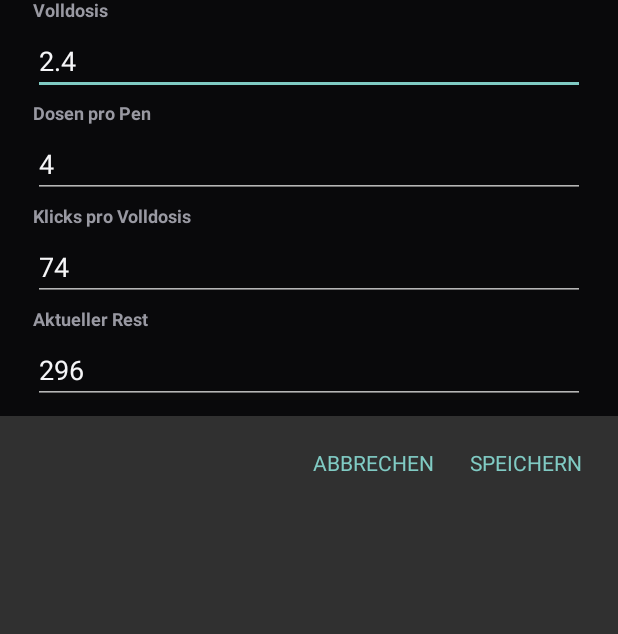
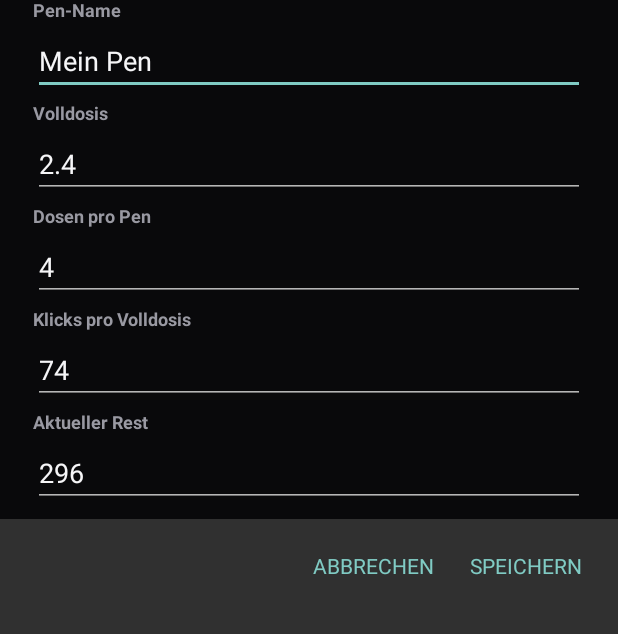
Before and after one commit to fantacola/ClickDose, an Android app: the screen it shows after launch (MainActivity), after a tap on an icon or button, on a phone screen of 412 x 824 dp, the part 94-728 px from its top. Run offline under Robolectric (Android 15) with nearby library versions, the phone set to English and light mode, and no system bars.

Commit message:
Pen-Name Feld: "Wegovy 2.4" durch editierbaren Namen ersetzt
Nutzer kann im Profil einen eigenen Pen-Namen eingeben (z.B. "Mein Pen").
Wird im Homescreen als Untertitel angezeigt. Kein Markenbezug mehr in der App.

```diff
--- a/app/src/main/java/com/example/wegovycounter/MainActivity.java
+++ b/app/src/main/java/com/example/wegovycounter/MainActivity.java
@@ -45,6 +45,7 @@ public class MainActivity extends Activity {
     private int targetClicks = 37;
     private boolean targetReachedBuzzed = false;
     private String language = "de";
+    private String penName = "";
     private String injectionHistory = "";
 
     private final int bg = Color.rgb(9,9,11);
@@ -93,7 +94,7 @@ public class MainActivity extends Activity {
         titleBox.setOrientation(LinearLayout.VERTICAL);
         TextView title = text("ClickDose", 29, ink, true);
         title.setIncludeFontPadding(false);
-        TextView sub = text("Wegovy 2.4", 14, muted, false);
+        TextView sub = text(penName.isEmpty() ? tr("my_pen") : penName, 14, muted, false);
         titleBox.addView(title);
         titleBox.addView(sub);
         top.addView(titleBox, new LinearLayout.LayoutParams(0, -2, 1));
@@ -273,13 +274,14 @@ public class MainActivity extends Activity {
 
     private void showProfileDialog() {
         LinearLayout box = dialogBox(); box.addView(text(tr("profile_title"), 24, ink, true));
+        EditText name = inputText(penName.isEmpty() ? tr("my_pen") : penName, tr("pen_name_hint"));
         EditText strength = input(String.valueOf(strengthMg), tr("full_dose_hint"));
         EditText doses = input(String.valueOf(dosesPerPen), tr("doses_per_pen"));
         EditText full = input(String.valueOf(fullClickDoses), tr("clicks_per_dose"));
         EditText rest = input(String.valueOf(remainingClicks), tr("remaining_hint"));
-        box.addView(labelled(tr("full_dose_label"), strength)); box.addView(labelled(tr("doses_per_pen"), doses)); box.addView(labelled(tr("clicks_per_dose"), full)); box.addView(labelled(tr("current_rest"), rest));
+        box.addView(labelled(tr("pen_name_label"), name)); box.addView(labelled(tr("full_dose_label"), strength)); box.addView(labelled(tr("doses_per_pen"), doses)); box.addView(labelled(tr("clicks_per_dose"), full)); box.addView(labelled(tr("current_rest"), rest));
         new AlertDialog.Builder(this, android.R.style.Theme_Material_NoActionBar).setView(box)
-                .setPositiveButton(tr("save"), (d,w)->{ strengthMg=readDouble(strength,strengthMg); dosesPerPen=Math.max(1,readInt(doses,dosesPerPen)); fullClickDoses=Math.max(1,readInt(full,fullClickDoses)); int max=fullClickDoses*dosesPerPen; remainingClicks=Math.max(0,Math.min(max,readInt(rest,remainingClicks))); recomputeTarget(); savePrefs(); refreshUi(); })
+                .setPositiveButton(tr("save"), (d,w)->{ penName=name.getText().toString().trim(); strengthMg=readDouble(strength,strengthMg); dosesPerPen=Math.max(1,readInt(doses,dosesPerPen)); fullClickDoses=Math.max(1,readInt(full,fullClickDoses)); int max=fullClickDoses*dosesPerPen; remainingClicks=Math.max(0,Math.min(max,readInt(rest,remainingClicks))); recomputeTarget(); savePrefs(); refreshUi(); buildHomeUi(); refreshUi(); })
                 .setNegativeButton(tr("cancel"), null).show();
     }
 
@@ -493,6 +495,7 @@ public class MainActivity extends Activity {
     private LinearLayout dialogBox(){ LinearLayout b=new LinearLayout(this); b.setOrientation(LinearLayout.VERTICAL); b.setPadding(dp(22),dp(18),dp(22),dp(8)); b.setBackgroundColor(bg); return b; }
     private LinearLayout labelled(String label, EditText input){ LinearLayout l=new LinearLayout(this); l.setOrientation(LinearLayout.VERTICAL); TextView tv=text(label,12,muted,true); l.addView(tv); l.addView(input); return l; }
     private EditText input(String value,String hint){ EditText e=new EditText(this); e.setText(value); e.setHint(hint); e.setTextColor(ink); e.setHintTextColor(muted); e.setSingleLine(true); e.setInputType(InputType.TYPE_CLASS_NUMBER|InputType.TYPE_NUMBER_FLAG_DECIMAL); return e; }
+    private EditText inputText(String value,String hint){ EditText e=new EditText(this); e.setText(value); e.setHint(hint); e.setTextColor(ink); e.setHintTextColor(muted); e.setSingleLine(true); e.setInputType(InputType.TYPE_CLASS_TEXT|InputType.TYPE_TEXT_FLAG_CAP_SENTENCES); return e; }
     private int bottomInsetPx(){
         if (Build.VERSION.SDK_INT >= 23) {
             WindowInsets insets = getWindow().getDecorView().getRootWindowInsets();
@@ -571,6 +574,9 @@ public class MainActivity extends Activity {
                 case "measure_now": return "Measure now";
                 case "use_saved": return "Use saved value";
                 case "new_pen_set_toast": return "New pen set: %d clicks";
+                case "pen_name_label": return "Pen name";
+                case "pen_name_hint": return "e.g. My Pen";
+                case "my_pen": return "My Pen";
             }
         } else {
             switch (key) {
@@ -633,6 +639,9 @@ public class MainActivity extends Activity {
                 case "measure_now": return "Jetzt messen";
                 case "use_saved": return "Gespeicherten Wert nutzen";
                 case "new_pen_set_toast": return "Neuer Pen gesetzt: %d Klicks";
+                case "pen_name_label": return "Pen-Name";
+                case "pen_name_hint": return "z.B. Mein Pen";
+                case "my_pen": return "Mein Pen";
             }
         }
         return key;
@@ -640,8 +649,8 @@ public class MainActivity extends Activity {
 
     private double readDouble(EditText e,double f){ try{return Double.parseDouble(e.getText().toString().replace(',','.'));}catch(Exception x){return f;} }
     private int readInt(EditText e,int f){ try{return (int)Math.round(Double.parseDouble(e.getText().toString().replace(',','.')));}catch(Exception x){return f;} }
-    private void loadPrefs(){ SharedPreferences p=getSharedPreferences(PREF,MODE_PRIVATE); strengthMg=Double.longBitsToDouble(p.getLong("strength",Double.doubleToLongBits(2.4))); dosesPerPen=p.getInt("doses",4); fullClickDoses=p.getInt("fullClicks",74); remainingClicks=p.getInt("remaining",fullClickDoses*dosesPerPen); targetMg=Double.longBitsToDouble(p.getLong("target",Double.doubleToLongBits(1.2))); thresholdFactor=Double.longBitsToDouble(p.getLong("factor",Double.doubleToLongBits(0.38))); noiseAvgJump=Double.longBitsToDouble(p.getLong("noise",Double.doubleToLongBits(180.0))); calibratedClickPeak=Double.longBitsToDouble(p.getLong("clickPeak",Double.doubleToLongBits(2600.0))); cooldownMs=p.getInt("cooldown",80); language=p.getString("language","de"); injectionHistory=p.getString("history",""); }
-    private void savePrefs(){ getSharedPreferences(PREF,MODE_PRIVATE).edit().putLong("strength",Double.doubleToLongBits(strengthMg)).putInt("doses",dosesPerPen).putInt("fullClicks",fullClickDoses).putInt("remaining",remainingClicks).putLong("target",Double.doubleToLongBits(targetMg)).putLong("factor",Double.doubleToLongBits(thresholdFactor)).putLong("noise",Double.doubleToLongBits(noiseAvgJump)).putLong("clickPeak",Double.doubleToLongBits(calibratedClickPeak)).putInt("cooldown",cooldownMs).putString("language",language).putString("history",injectionHistory).apply(); }
+    private void loadPrefs(){ SharedPreferences p=getSharedPreferences(PREF,MODE_PRIVATE); strengthMg=Double.longBitsToDouble(p.getLong("strength",Double.doubleToLongBits(2.4))); dosesPerPen=p.getInt("doses",4); fullClickDoses=p.getInt("fullClicks",74); remainingClicks=p.getInt("remaining",fullClickDoses*dosesPerPen); targetMg=Double.longBitsToDouble(p.getLong("target",Double.doubleToLongBits(1.2))); thresholdFactor=Double.longBitsToDouble(p.getLong("factor",Double.doubleToLongBits(0.38))); noiseAvgJump=Double.longBitsToDouble(p.getLong("noise",Double.doubleToLongBits(180.0))); calibratedClickPeak=Double.longBitsToDouble(p.getLong("clickPeak",Double.doubleToLongBits(2600.0))); cooldownMs=p.getInt("cooldown",80); language=p.getString("language","de"); penName=p.getString("penName",""); injectionHistory=p.getString("history",""); }
+    private void savePrefs(){ getSharedPreferences(PREF,MODE_PRIVATE).edit().putLong("strength",Double.doubleToLongBits(strengthMg)).putInt("doses",dosesPerPen).putInt("fullClicks",fullClickDoses).putInt("remaining",remainingClicks).putLong("target",Double.doubleToLongBits(targetMg)).putLong("factor",Double.doubleToLongBits(thresholdFactor)).putLong("noise",Double.doubleToLongBits(noiseAvgJump)).putLong("clickPeak",Double.doubleToLongBits(calibratedClickPeak)).putInt("cooldown",cooldownMs).putString("language",language).putString("penName",penName).putString("history",injectionHistory).apply(); }
     @Override protected void onDestroy(){ audioActive=false; super.onDestroy(); }
 
     public class SegmentedRingView extends View {
```
